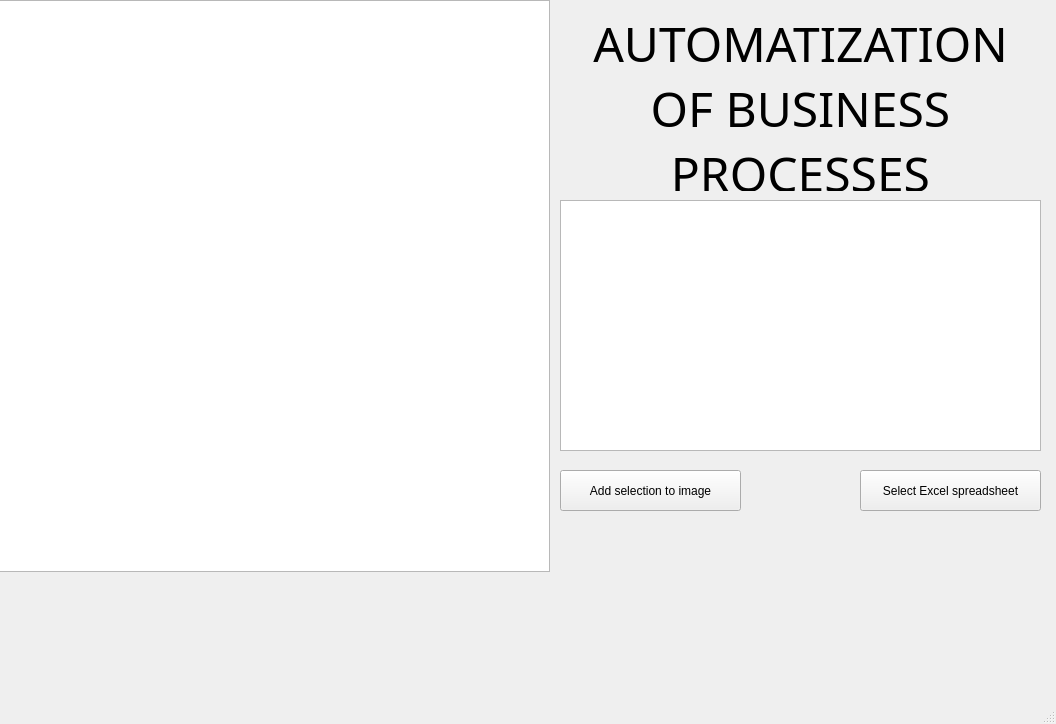
Before: the Qt Designer form untitled.ui in CyberBro9/aobp, drawn with Qt 5.
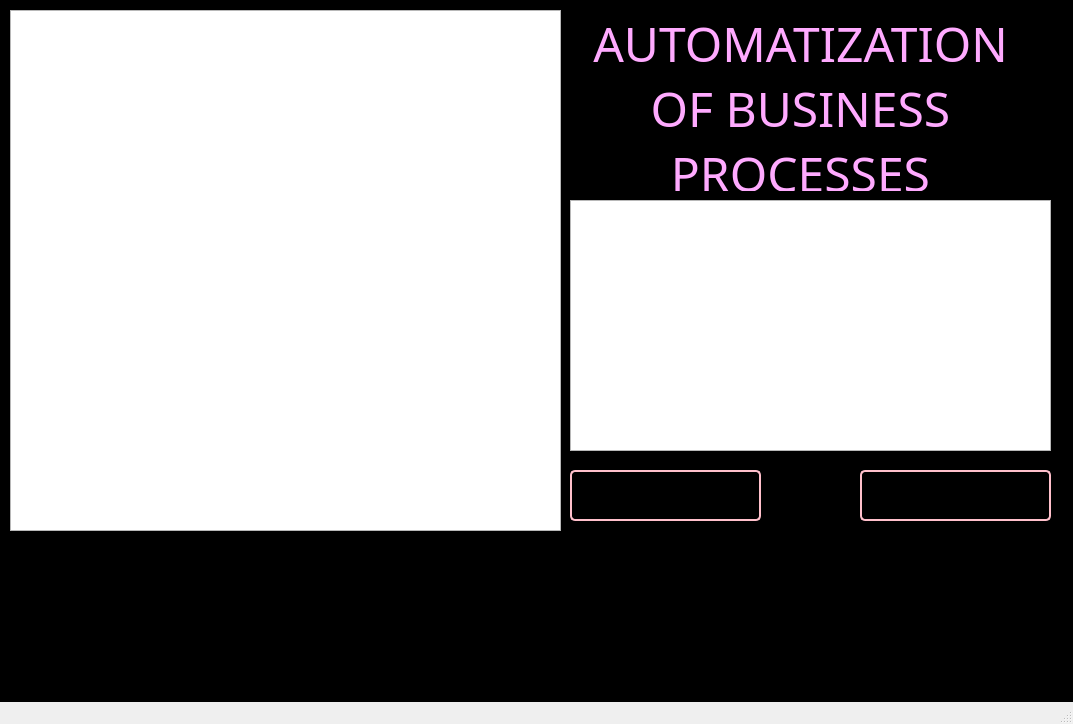
After: the same form once the commit is applied.

Commit message: неприятность на борту

Diff of the .ui file:
```diff
--- a/untitled.ui
+++ b/untitled.ui
@@ -6,21 +6,33 @@
    <rect>
     <x>0</x>
     <y>0</y>
-    <width>1056</width>
+    <width>1073</width>
     <height>724</height>
    </rect>
   </property>
   <property name="windowTitle">
    <string>MainWindow</string>
   </property>
+  <property name="styleSheet">
+   <string notr="true">QPushButton {
+	border: 2px solid pink;
+	background-color: rgb(0, 0, 0);
+	border-radius: 5px;
+	padding: 10px 10px;
+	color: qlineargradient(spread:pad, x1:0, y1:0, x2:1, y2:0, stop:0 rgba(245, 224, 176, 255), stop:0.09 rgba(246, 189, 237, 255), stop:0.14 rgba(194, 207, 246, 255), stop:0.19 rgba(184, 160, 168, 255), stop:0.25 rgba(171, 186, 248, 255), stop:0.32 rgba(243, 248, 224, 255), stop:0.385 rgba(249, 162, 183, 255), stop:0.47 rgba(100, 115, 124, 255), stop:0.58 rgba(251, 205, 202, 255), stop:0.65 rgba(170, 128, 185, 255), stop:0.75 rgba(252, 222, 204, 255), stop:0.805 rgba(206, 122, 218, 255), stop:0.86 rgba(254, 223, 175, 255), stop:0.91 rgba(254, 236, 244, 255), stop:1 rgba(255, 191, 221, 255));
+}
+#centralwidget {
+	background-color: rgb(0, 0, 0);}
+</string>
+  </property>
   <widget class="QWidget" name="centralwidget">
    <widget class="QGraphicsView" name="graphicsView">
     <property name="geometry">
      <rect>
-      <x>-1</x>
-      <y>0</y>
+      <x>10</x>
+      <y>10</y>
       <width>551</width>
-      <height>572</height>
+      <height>521</height>
      </rect>
     </property>
     <property name="contextMenuPolicy">
@@ -30,7 +42,7 @@
    <widget class="QTableWidget" name="tableWidget">
     <property name="geometry">
      <rect>
-      <x>560</x>
+      <x>570</x>
       <y>200</y>
       <width>481</width>
       <height>251</height>
@@ -40,10 +52,10 @@
    <widget class="QPushButton" name="pushButton">
     <property name="geometry">
      <rect>
-      <x>560</x>
+      <x>570</x>
       <y>470</y>
-      <width>181</width>
-      <height>41</height>
+      <width>191</width>
+      <height>51</height>
      </rect>
     </property>
     <property name="locale">
@@ -86,7 +98,7 @@
      <number>1</number>
     </property>
     <property name="text">
-     <string>&lt;html&gt;&lt;head/&gt;&lt;body&gt;&lt;p&gt;AUTOMATIZATION OF BUSINESS PROCESSES&lt;/p&gt;&lt;/body&gt;&lt;/html&gt;</string>
+     <string>&lt;html&gt;&lt;head/&gt;&lt;body&gt;&lt;p&gt;&lt;span style=&quot; color:#ffaaff;&quot;&gt;AUTOMATIZATION OF BUSINESS PROCESSES&lt;/span&gt;&lt;/p&gt;&lt;/body&gt;&lt;/html&gt;</string>
     </property>
     <property name="textFormat">
      <enum>Qt::TextFormat::RichText</enum>
@@ -106,8 +118,8 @@
      <rect>
       <x>860</x>
       <y>470</y>
-      <width>181</width>
-      <height>41</height>
+      <width>191</width>
+      <height>51</height>
      </rect>
     </property>
     <property name="locale">
```
